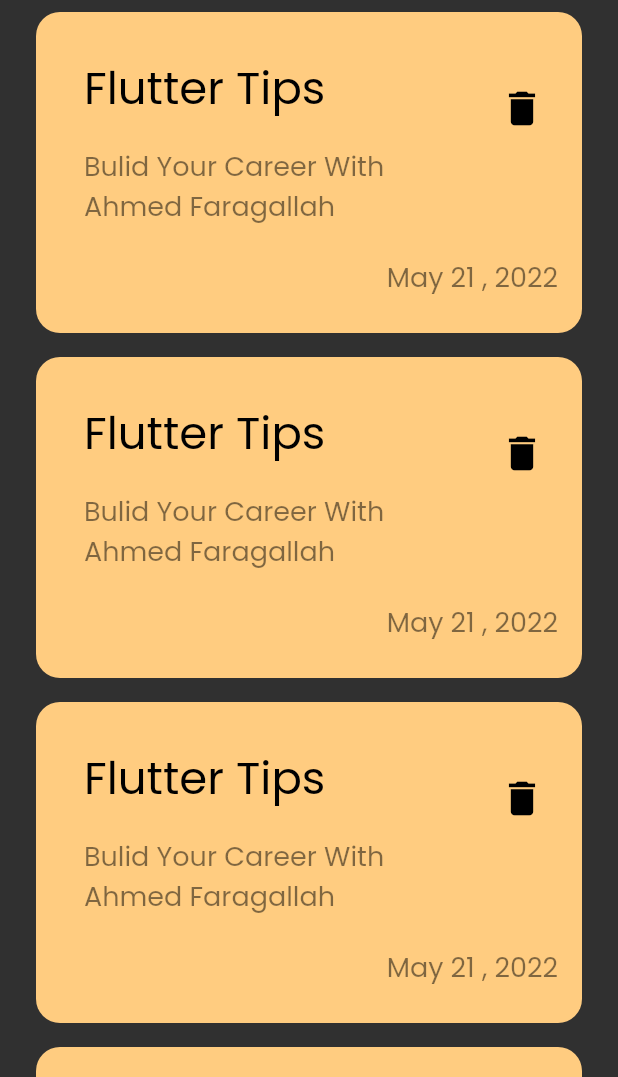
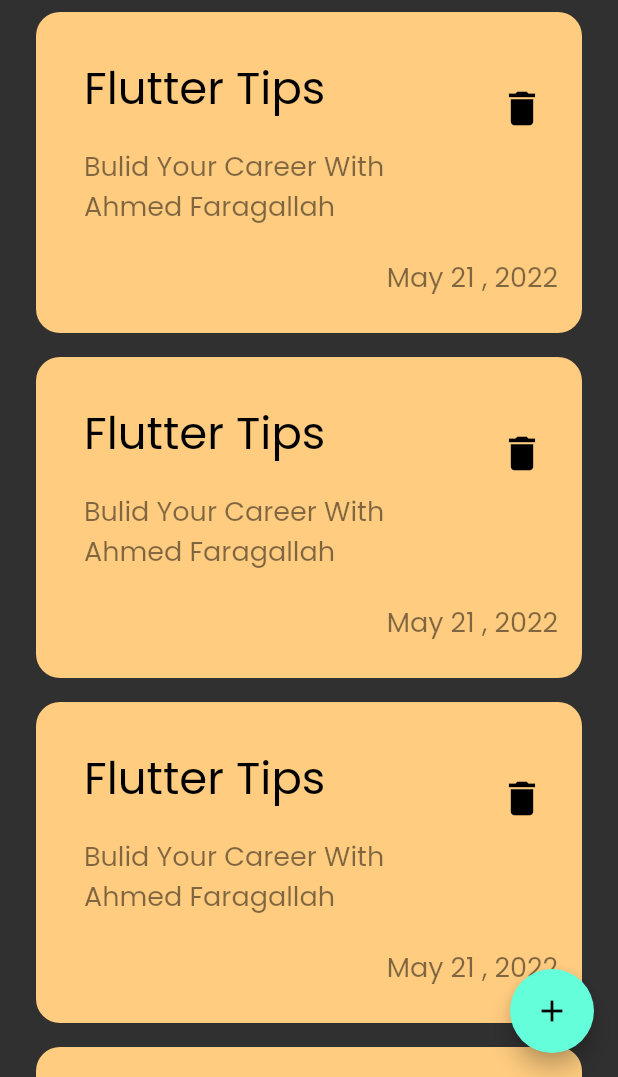
Before and after one commit to AhmedFaragallah/notes_app, a Flutter app: the screen it shows after launch, on a phone screen of 412 x 824 dp, the part 159-1236 px from its top. Run offline on Flutter 3.47's test engine with Material 2 defaults, Android fonts, the phone set to English and light mode, and no system bars.

Commit message:
create floating Action Button

```diff
--- a/lib/views/notes_view.dart
+++ b/lib/views/notes_view.dart
@@ -1,6 +1,4 @@
 import 'package:flutter/material.dart';
-import 'package:flutter/src/widgets/framework.dart';
-import 'package:flutter/src/widgets/placeholder.dart';
 import 'package:note_app/views/widgets/notes_view_body.dart';
 
 class NotesView extends StatelessWidget {
@@ -8,8 +6,12 @@ class NotesView extends StatelessWidget {
 
   @override
   Widget build(BuildContext context) {
-    return const Scaffold(
-      body: NotesViewBody(),
+    return Scaffold(
+      floatingActionButton: FloatingActionButton(
+        onPressed: () {},
+        child: const Icon(Icons.add),
+      ),
+      body: const NotesViewBody(),
     );
   }
 }
--- a/lib/views/widgets/notes_view_body.dart
+++ b/lib/views/widgets/notes_view_body.dart
@@ -1,7 +1,6 @@
 import 'package:flutter/material.dart';
 import 'package:note_app/views/widgets/custom_app_bar.dart';
 import 'package:note_app/views/widgets/custom_list_view.dart';
-import 'package:note_app/views/widgets/custom_note_item.dart';
 
 class NotesViewBody extends StatelessWidget {
   const NotesViewBody({super.key});
```
Also changed, not shown: 1 other file.
